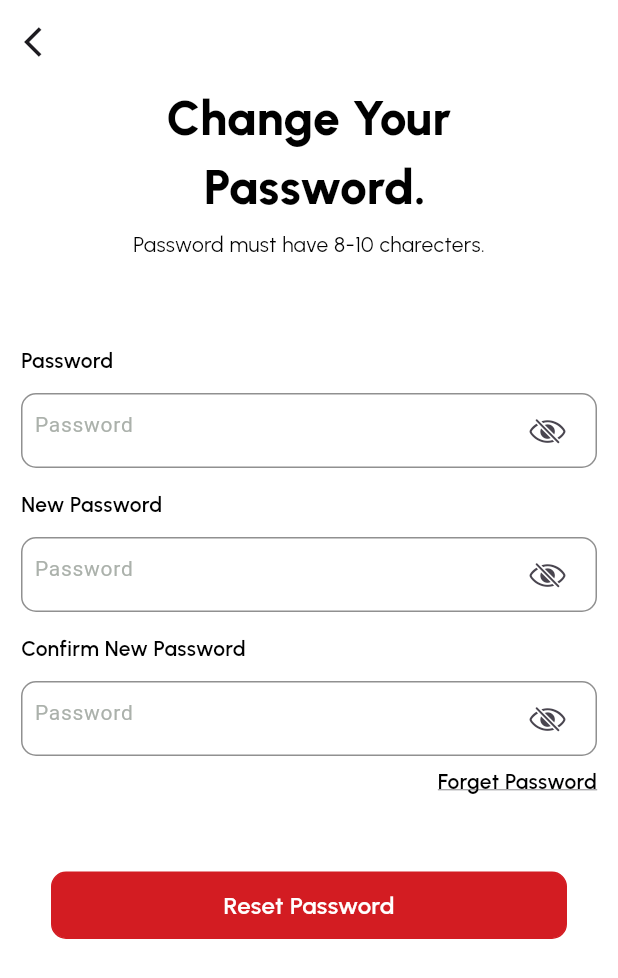
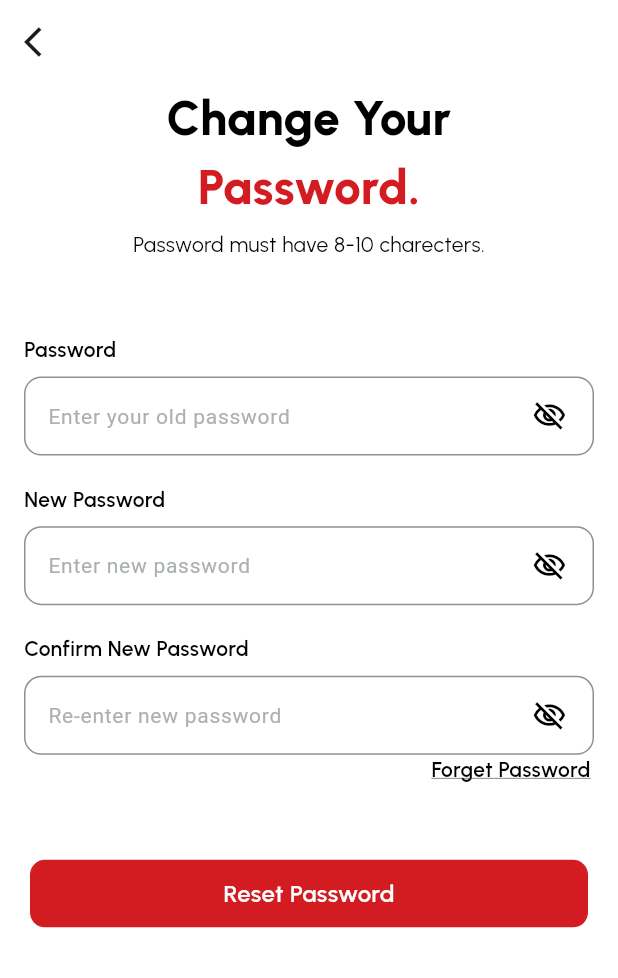
Before and after one commit to bdCalling-Sdt-hub/pet_app_extended, a Flutter app: the SettingsView screen opened directly, after a tap on "Change Password", on a phone screen of 412 x 824 dp. Shown: the top 978 px of the screen. Run offline on Flutter 3.47's test engine with Material 3 defaults, Android fonts, the phone set to English and light mode, and no system bars; our stand-ins replace cached_network_image, connectivity_plus, dotted_border, flutter_dotenv, flutter_screenutil, flutter_svg and 14 more; accounts and stored records are empty.

Commit message:
reset password ongoing

```diff
--- a/lib/controllers/auth/forgot_controller.dart
+++ b/lib/controllers/auth/forgot_controller.dart
@@ -49,6 +49,7 @@ class ForgotController extends GetxController {
   TextEditingController otpController = TextEditingController();
   TextEditingController newPasswordController = TextEditingController();
   TextEditingController confirmNewPasswordController = TextEditingController();
+  TextEditingController passwordController = TextEditingController();
 
   ///<<<================= Timer Repo ========================>>>
 
--- a/lib/views/components/custom_text_field.dart
+++ b/lib/views/components/custom_text_field.dart
@@ -38,7 +38,7 @@ class CustomTextFormField extends StatefulWidget {
         this.vertical,
         this.title = "",
         this.optional,
-        this.horizontalPadding = 20,
+        this.horizontalPadding = 16,
       });
 
   final TextEditingController? controller;
--- a/lib/views/screens/menu/views/password_change_view.dart
+++ b/lib/views/screens/menu/views/password_change_view.dart
@@ -1,8 +1,13 @@
 
+import 'package:felpus/controllers/auth/forgot_controller.dart';
+import 'package:felpus/extensions/extension.dart';
+import 'package:felpus/helpers/validator_helper.dart';
 import 'package:felpus/views/components/custom_button.dart';
+import 'package:felpus/views/components/custom_text_field.dart';
 import 'package:felpus/views/components/custom_textfelid.dart';
 import 'package:flutter/cupertino.dart';
 import 'package:flutter/material.dart';
+import 'package:flutter_screenutil/flutter_screenutil.dart';
 import 'package:get/get.dart';
 
 import '../../../../utils/app_color/app_colors.dart';
@@ -12,7 +17,10 @@ import '../../forgot/forgot_view.dart';
 
 
 class PasswordChangeView extends GetView {
-  const PasswordChangeView({super.key});
+  PasswordChangeView({super.key});
+
+  final _formKey = GlobalKey<FormState>();
+
   @override
   Widget build(BuildContext context) {
     return Scaffold(
@@ -22,26 +30,51 @@ class PasswordChangeView extends GetView {
         leading: InkWell(
             onTap: () => Get.back(), child: const Icon(Icons.arrow_back_ios)),
       ),
-      body: Padding(
-        padding: const EdgeInsets.symmetric(horizontal: 14.0),
-        child: SingleChildScrollView(
+      body: GetBuilder<ForgotController>(builder: (forgotController) {
+        return SingleChildScrollView(
           child: Column(
             children: [
               Center(
                 child: Column(
                   children: [
-                    Text("Change Your\n Password.",style: h1.copyWith(fontSize: 32),textAlign: TextAlign.center,),
+                    Text("Change Your",style: h1.copyWith(fontSize: 32),textAlign: TextAlign.center,),
+                    Text("Password.", style: h1.copyWith(fontSize: 32, color: AppColors.mainColor),textAlign: TextAlign.center),
                     sh5,
                     Text("Password must have 8-10 charecters.",style: h4,),
                     sh50,
-                    CustomTextField(title: "Password", width: Get.width,hintText: "Password",sufIcon: const Icon(CupertinoIcons.eye_slash),horizontalPadding: 0,),
-                    CustomTextField(title: "New Password", width: Get.width,hintText: "Password",sufIcon: const Icon(CupertinoIcons.eye_slash),horizontalPadding: 0,),
-                    CustomTextField(title: "Confirm New Password", width: Get.width,hintText: "Password",sufIcon: const Icon(CupertinoIcons.eye_slash),horizontalPadding: 0,),
+                    CustomTextFormField(
+                      title: "Password",
+                      validator: ValidatorHelper.passwordValidator,
+                      controller: forgotController.passwordController,
+                      hintText: "Enter your old password",
+                      isPassword: true,
+                    ),
+                    16.height,
+                    CustomTextFormField(
+                      title: "New Password",
+                      validator: ValidatorHelper.passwordValidator,
+                      controller: forgotController.newPasswordController,
+                      hintText: "Enter new password",
+                      isPassword: true,
+                    ),
+                    16.height,
+                    CustomTextFormField(
+                      title: "Confirm New Password",
+                      validator: (value) =>
+                          ValidatorHelper.confirmPasswordValidator(
+                              value, forgotController.newPasswordController),
+                      controller: forgotController.confirmNewPasswordController,
+                      hintText: "Re-enter new password",
+                      isPassword: true,
+                    ),
                     GestureDetector(
                         onTap: () => Get.to(() => ForgotView()),
                         child: Align(
                             alignment: Alignment.topRight,
-                            child: Text("Forget Password",style: h3.copyWith(decoration: TextDecoration.underline,),))),
+                            child: Padding(
+                              padding: EdgeInsets.only(right: 16.w),
+                              child: Text("Forget Password",style: h3.copyWith(decoration: TextDecoration.underline,),),
+                            ))),
                     sh50,
                     CustomButton(title: "Reset Password", width: Get.width, color: AppColors.mainColor)
                   ],
@@ -49,8 +82,8 @@ class PasswordChangeView extends GetView {
               )
             ],
           ),
-        ),
-      )
+        );
+      },)
     );
   }
 }
--- a/lib/views/screens/menu/views/settings_view.dart
+++ b/lib/views/screens/menu/views/settings_view.dart
@@ -75,7 +75,7 @@ class SettingsView extends GetView {
               padding: const EdgeInsets.symmetric(vertical: 7.0),
               child: GestureDetector(
                 onTap: (){
-                  Get.to(() => const PasswordChangeView());
+                  Get.to(() => PasswordChangeView());
                 },
                 child: Container(
                   height: 60,
```
